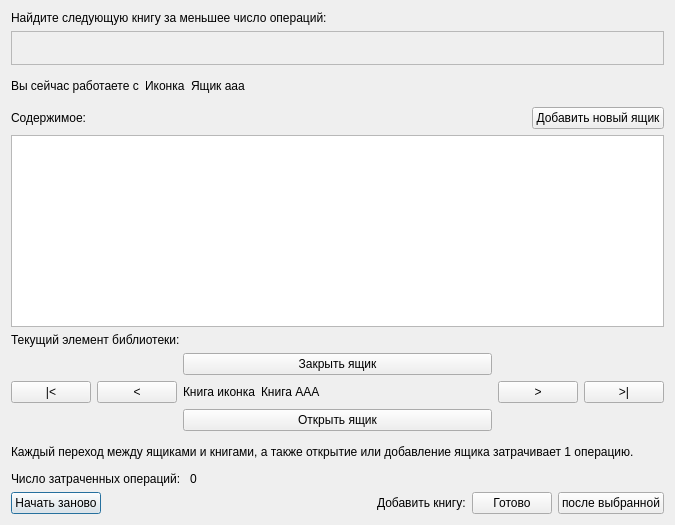
Old version of the form checktestdialog.ui in the repository dralex/boxes-diagnostics.
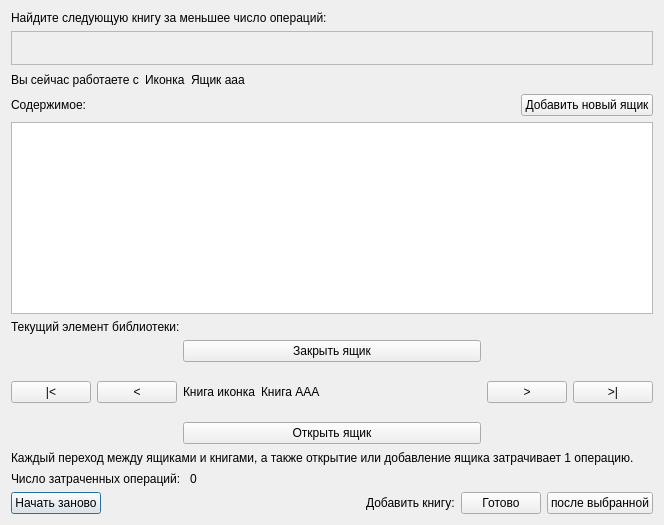
New version of the form. Icons and pictures are not drawn. Custom widgets are drawn as their Qt base class.

Patch:
```diff
--- a/checktestdialog.ui
+++ b/checktestdialog.ui
@@ -6,7 +6,7 @@
    <rect>
     <x>0</x>
     <y>0</y>
-    <width>675</width>
+    <width>664</width>
     <height>525</height>
    </rect>
   </property>
@@ -207,11 +207,17 @@
        <item>
         <widget class="QLabel" name="currentIcon">
          <property name="sizePolicy">
-          <sizepolicy hsizetype="Preferred" vsizetype="Expanding">
+          <sizepolicy hsizetype="Fixed" vsizetype="Fixed">
            <horstretch>0</horstretch>
            <verstretch>0</verstretch>
           </sizepolicy>
          </property>
+         <property name="minimumSize">
+          <size>
+           <width>0</width>
+           <height>48</height>
+          </size>
+         </property>
          <property name="text">
           <string>Книга иконка</string>
          </property>
@@ -223,7 +229,7 @@
        <item>
         <widget class="QLabel" name="currentLabel">
          <property name="sizePolicy">
-          <sizepolicy hsizetype="Expanding" vsizetype="Preferred">
+          <sizepolicy hsizetype="Expanding" vsizetype="Expanding">
            <horstretch>0</horstretch>
            <verstretch>0</verstretch>
           </sizepolicy>
```
